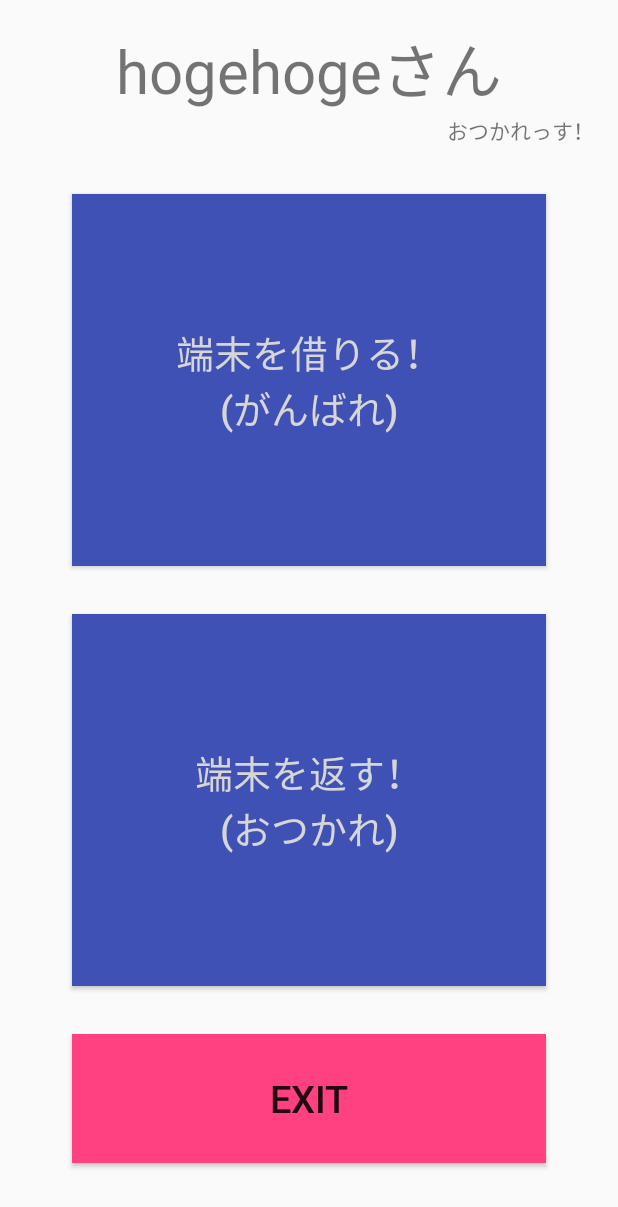
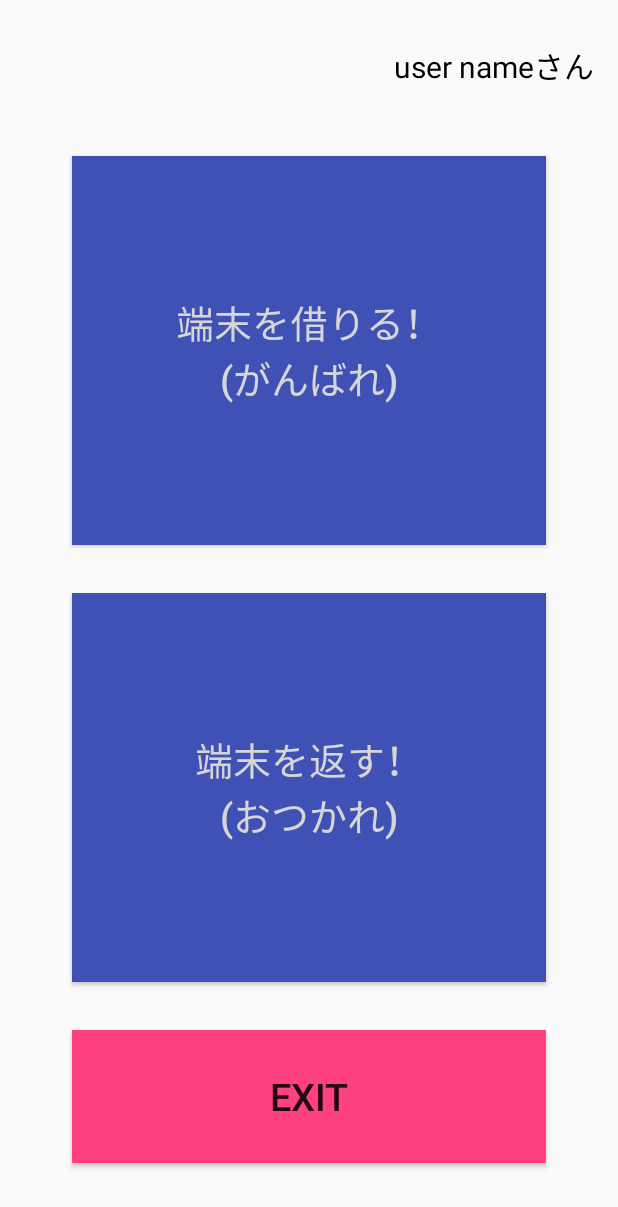
Before and after one commit to TatsuyaYamamoto/deviceman-android, an Android app: the SelectOperationActivity screen opened directly, with no data from a screen before it, on a phone screen of 412 x 824 dp. Shown: the top 1207 px of the screen. Run offline under Robolectric (Android 15) with nearby library versions, the phone set to English and light mode, and no system bars; Roboto replaces fonts that are not available here; 1 statement that could not run was skipped.

Commit message:
arrange select operation layout

```diff
--- a/app/src/main/res/layout/activity_select_operation.xml
+++ b/app/src/main/res/layout/activity_select_operation.xml
@@ -6,20 +6,35 @@
     android:layout_margin="@dimen/fab_margin"
     android:orientation="vertical">
 
-    <TextView
-        android:id="@+id/text_user_id"
+    <android.support.v7.widget.Toolbar
+        android:id="@+id/toolbar"
         android:layout_width="match_parent"
-        android:layout_height="wrap_content"
-        android:text="hogehogeさん"
-        android:gravity="center"
-        android:textSize="@dimen/test_size_large"/>
+        android:layout_height="?attr/actionBarSize">
 
-    <TextView
-        android:id="@+id/text_greeting"
-        android:layout_width="match_parent"
-        android:layout_height="wrap_content"
-        android:gravity="right"
-        android:text="おつかれっす！"/>
+        <LinearLayout
+            android:layout_width="match_parent"
+            android:layout_height="wrap_content"
+            android:gravity="right"
+            android:orientation="horizontal">
+
+            <TextView
+                android:layout_width="wrap_content"
+                android:layout_height="wrap_content"
+                android:id="@+id/text_user_id"
+                android:text="user name"
+                android:textColor="@android:color/black"
+                android:textSize="@dimen/abc_text_size_title_material" />
+            <TextView
+                android:layout_width="wrap_content"
+                android:layout_height="wrap_content"
+                android:id="@+id/text_user_id_label"
+                android:text="@string/loggedin_user_honorific"
+                android:textColor="@android:color/black"
+                android:textSize="@dimen/abc_text_size_title_material" />
+        </LinearLayout>
+
+
+    </android.support.v7.widget.Toolbar>
 
     <LinearLayout
         android:layout_width="match_parent"
```
